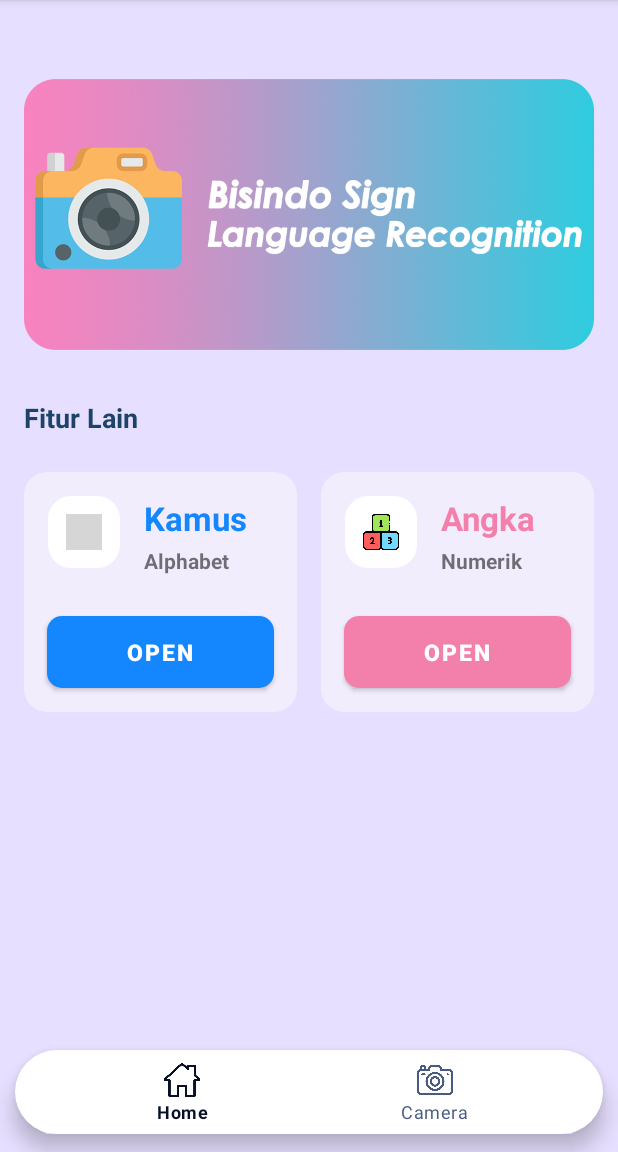
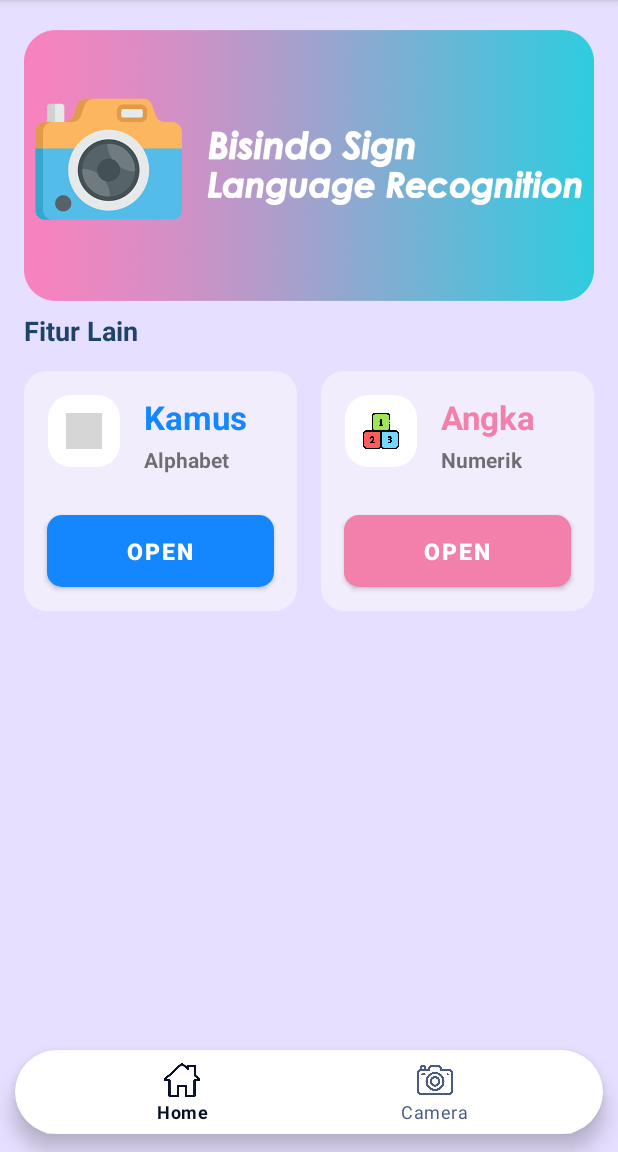
Before and after one commit to khairul3/BISINDO-Sign-Language-Recognition, an Android app: the screen it shows after launch (MainActivity), on a phone screen of 412 x 824 dp, the part 84-1236 px from its top. Run offline under Robolectric (Android 15) with nearby library versions, the phone set to English and light mode, and no system bars; our stand-ins replace sdp/ssp sizes; grey boxes are pictures that could not be loaded.

Commit message:
change front-end

```diff
--- a/app/src/main/res/layout/activity_main.xml
+++ b/app/src/main/res/layout/activity_main.xml
@@ -12,7 +12,7 @@
         android:id="@+id/frame"
         android:layout_width="match_parent"
         android:layout_height="match_parent"
-        android:layout_marginTop="@dimen/_40sdp"
+        android:layout_marginTop="@dimen/_15sdp"
         app:layout_constraintBottom_toBottomOf="parent"
         app:layout_constraintEnd_toEndOf="parent"
         app:layout_constraintStart_toStartOf="parent"
@@ -33,7 +33,6 @@
                     android:layout_height="@dimen/_140sdp"
                     android:layout_marginStart="16dp"
                     android:layout_marginEnd="16dp"
-                    android:layout_marginBottom="16dp"
                     android:scaleType="fitXY"
                     app:layout_constraintBottom_toBottomOf="parent"
                     app:layout_constraintEnd_toEndOf="parent"
@@ -45,8 +44,8 @@
             <LinearLayout
                 android:layout_width="match_parent"
                 android:layout_height="match_parent"
-                android:layout_marginTop="16dp"
-                android:layout_marginBottom="16dp"
+                android:layout_marginTop="@dimen/_5sdp"
+                android:layout_marginBottom="@dimen/_5sdp"
                 android:orientation="horizontal"
                 android:paddingLeft="16dp"
                 android:paddingRight="16dp">
@@ -60,8 +59,6 @@
                     android:textColor="#1e4368"
                     android:textSize="18sp"
                     android:textStyle="bold" />
-
-
             </LinearLayout>
 
             <LinearLayout
@@ -69,7 +66,8 @@
                 android:layout_height="match_parent"
                 android:orientation="horizontal"
                 android:paddingLeft="8dp"
-                android:paddingRight="8dp">
+                android:paddingRight="8dp"
+                android:baselineAligned="false">
 
                 <LinearLayout
                     android:layout_width="0dp"
```
Also changed, not shown: app/src/main/java/com/khairul/bisindosignlanguangerecognition/ui/detail/DetailActivity.kt (+7 -0 lines), app/src/main/java/com/khairul/bisindosignlanguangerecognition/ui/dictionary/DictionaryActivity.kt (+8 -0 lines), app/src/main/java/com/khairul/bisindosignlanguangerecognition/ui/number/NumberActivity.kt (+8 -1 lines), app/src/main/res/drawable/border_corner.xml (+9 -3 lines), app/src/main/res/layout/activity_dictionary.xml (+3 -4 lines), app/src/main/res/layout/activity_number.xml (+5 -6 lines).
